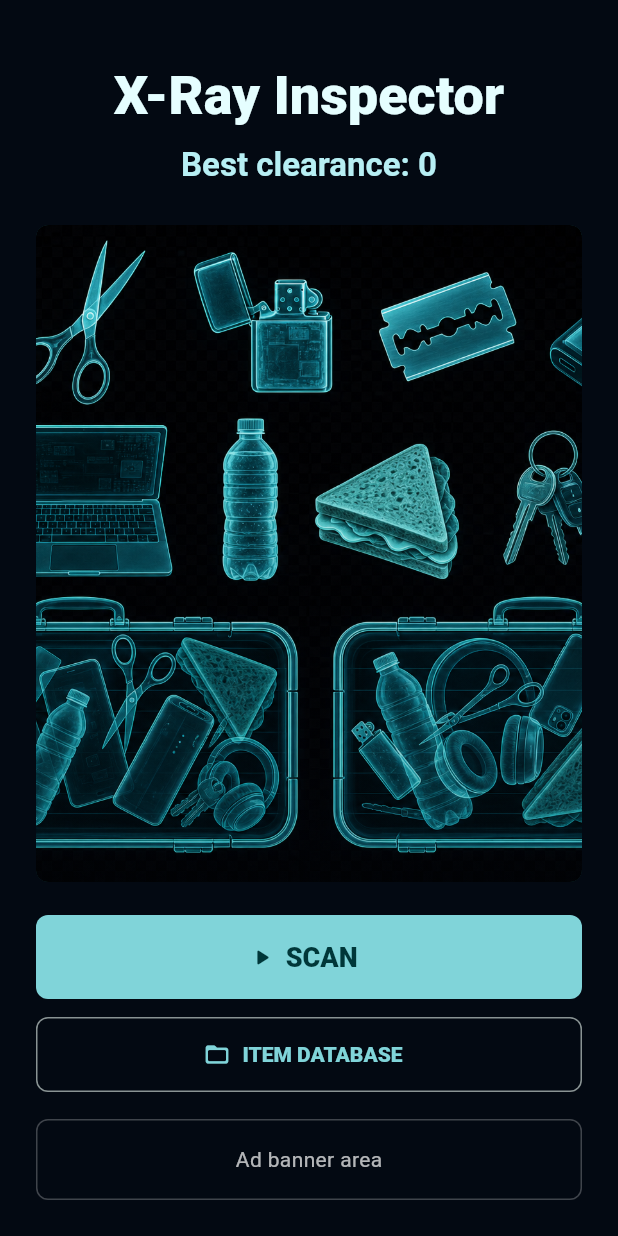
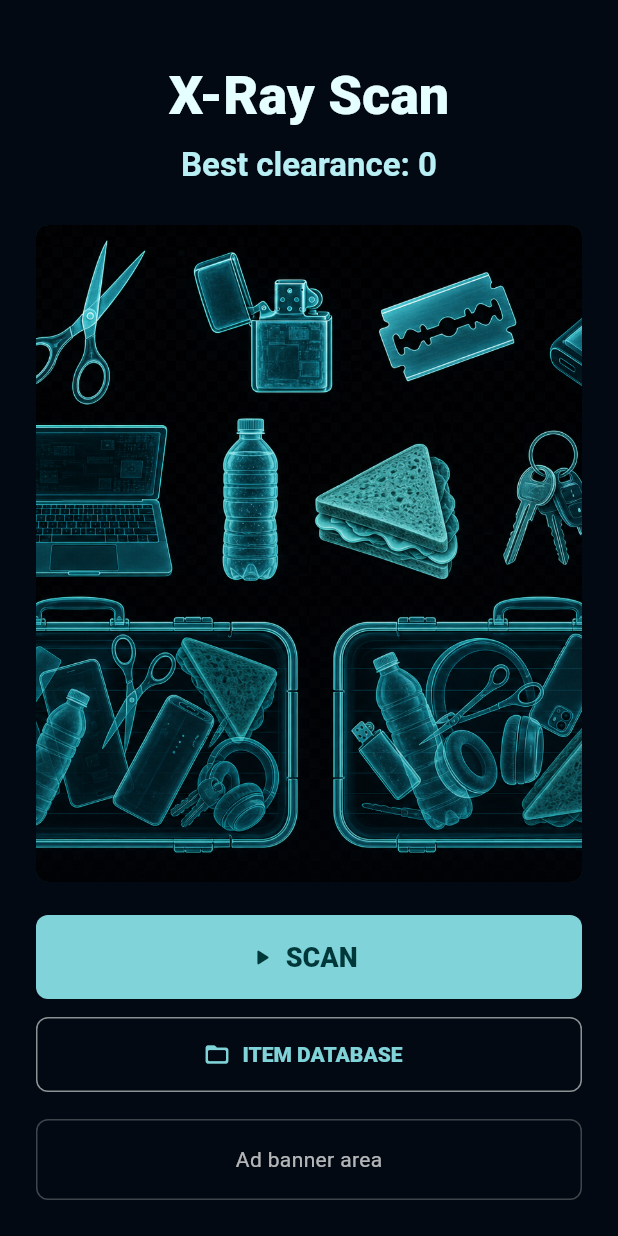
Before and after one commit to thanhtaimrjoe/X-Ray-Scan, a Flutter app: the screen it shows after launch, on a phone screen of 412 x 824 dp. Run offline on Flutter 3.47's test engine with Material 3 defaults, Android fonts, the phone set to English and light mode, and no system bars; our stand-ins replace shared_preferences; missing offline and left inert: flame.

Commit message:
chore: rename product to x-ray scan

```diff
--- a/app/lib/main.dart
+++ b/app/lib/main.dart
@@ -7,16 +7,16 @@ import 'services/storage_service.dart';
 
 void main() {
   WidgetsFlutterBinding.ensureInitialized();
-  runApp(const TapSortRushApp());
+  runApp(const XrayScanApp());
 }
 
-class TapSortRushApp extends StatelessWidget {
-  const TapSortRushApp({super.key});
+class XrayScanApp extends StatelessWidget {
+  const XrayScanApp({super.key});
 
   @override
   Widget build(BuildContext context) {
     return MaterialApp(
-      title: 'X-Ray Inspector',
+      title: 'X-Ray Scan',
       debugShowCheckedModeBanner: false,
       theme: ThemeData(
         colorScheme: ColorScheme.fromSeed(
@@ -237,7 +237,7 @@ class MainMenuScreen extends StatelessWidget {
             children: [
               const SizedBox(height: 18),
               Text(
-                'X-Ray Inspector',
+                'X-Ray Scan',
                 textAlign: TextAlign.center,
                 style: titleStyle,
               ),
--- a/app/pubspec.yaml
+++ b/app/pubspec.yaml
@@ -1,5 +1,5 @@
-name: tap_sort_rush
-description: "A new Flutter project."
+name: xray_scan
+description: "An Android-first x-ray inspection reflex game."
 # The following line prevents the package from being accidentally published to
 # pub.dev using `flutter pub publish`. This is preferred for private packages.
 publish_to: 'none' # Remove this line if you wish to publish to pub.dev
```
Also changed, not shown: 16 other files.
